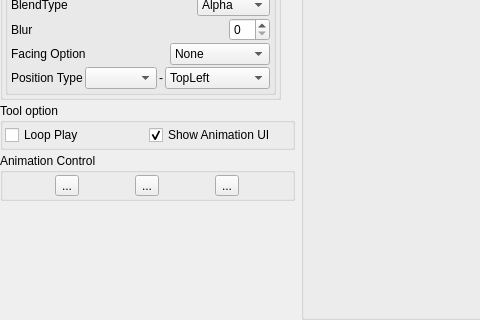
Above: tools/splash/AnimationViewer/AnimationViewer.ui from wasedaigo/samancing-roga before the change; both pictures show x 0 to 480 and y 256 to 576 of the 660 by 576 pixel window. Below: the same form after it.
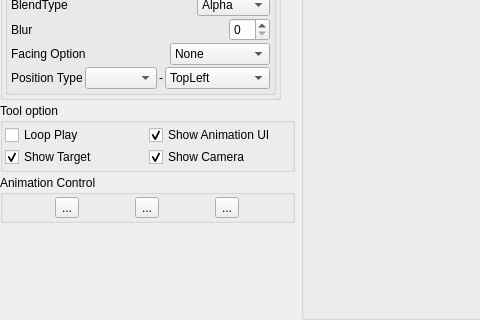
That is the form after the change. Icons and pictures are not drawn.

Commit message: Added target and camera timeline

What changed in the file:
```diff
--- a/tools/splash/AnimationViewer/AnimationViewer.ui
+++ b/tools/splash/AnimationViewer/AnimationViewer.ui
@@ -685,13 +685,15 @@
        <property name="title">
         <string>Tool option</string>
        </property>
-       <layout class="QHBoxLayout" name="horizontalLayout_5">
+       <layout class="QVBoxLayout" name="verticalLayout_8">
         <property name="spacing">
          <number>2</number>
         </property>
         <property name="margin">
          <number>2</number>
         </property>
+        <item>
+         <layout class="QHBoxLayout" name="horizontalLayout_15">
         <item>
          <widget class="QCheckBox" name="loopPlayCheckbox">
           <property name="text">
@@ -710,7 +712,36 @@
          </widget>
         </item>
        </layout>
-      </widget>
+        </item>
+        <item>
+         <layout class="QHBoxLayout" name="horizontalLayout_17">
+          <item>
+           <widget class="QCheckBox" name="showTargetCheckbox">
+            <property name="text">
+             <string>Show Target</string>
+            </property>
+            <property name="checked">
+             <bool>true</bool>
+            </property>
+           </widget>
+          </item>
+          <item>
+           <widget class="QCheckBox" name="showCameraCheckbox">
+            <property name="text">
+             <string>Show Camera</string>
+            </property>
+            <property name="checked">
+             <bool>true</bool>
+            </property>
+           </widget>
+          </item>
+         </layout>
+        </item>
+       </layout>
+      </widget>
+     </item>
+     <item>
+      <layout class="QHBoxLayout" name="horizontalLayout_14"/>
      </item>
      <item>
       <widget class="QGroupBox" name="verticalGroupBox">
@@ -729,7 +760,7 @@
              <string>...</string>
             </property>
             <property name="icon">
-             <iconset>
+             <iconset resource="../ui.qrc">
               <normaloff>:/resource/disk.png</normaloff>:/resource/disk.png</iconset>
             </property>
             <property name="iconSize">
@@ -746,7 +777,7 @@
              <string>...</string>
             </property>
             <property name="icon">
-             <iconset>
+             <iconset resource="../ui.qrc">
               <normaloff>:/resource/palette.png</normaloff>:/resource/palette.png</iconset>
             </property>
             <property name="iconSize">
@@ -763,7 +794,7 @@
              <string>...</string>
             </property>
             <property name="icon">
-             <iconset>
+             <iconset resource="../ui.qrc">
               <normaloff>:/resource/play.png</normaloff>:/resource/play.png</iconset>
             </property>
             <property name="iconSize">
```
Left out of the diff: 4 changed lines with no effect on the pictures. Lines whose indentation alone changed are shown as unchanged. The commit also changes 10 other files.
